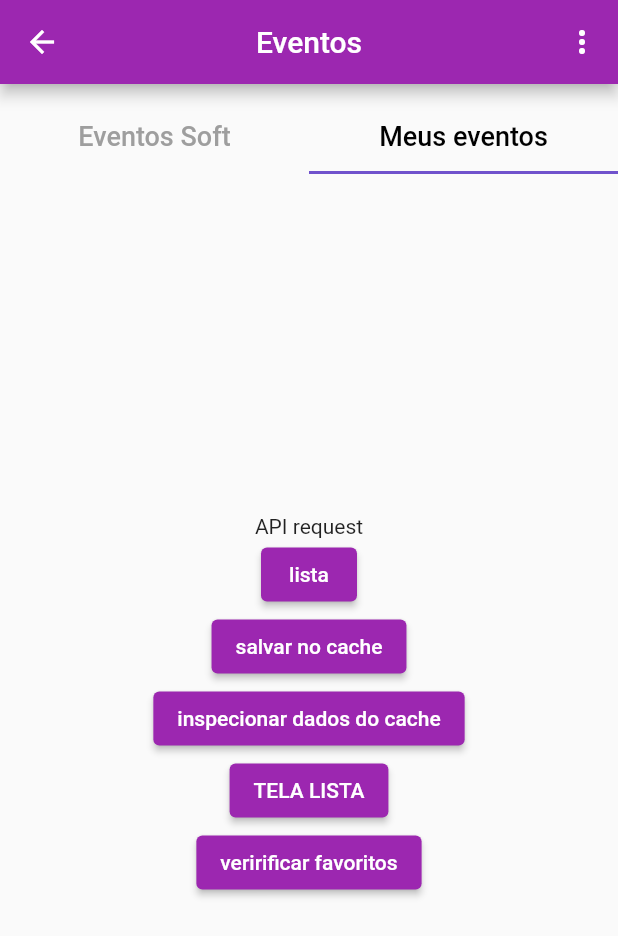
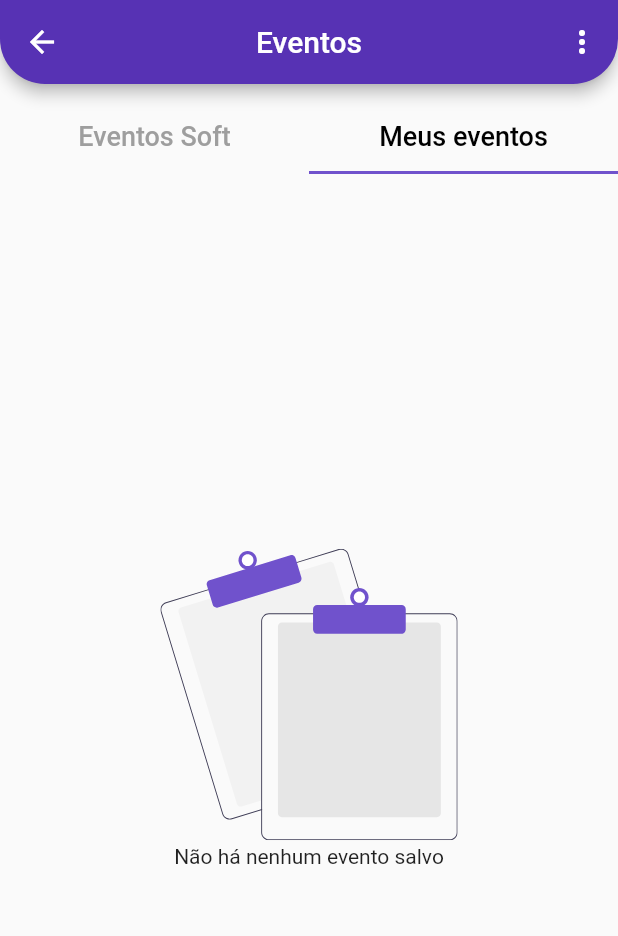
Before and after one commit to brunobertolmota/event_challenge, a Flutter app: the HomePage screen opened by its route, tab 2 chosen, on a phone screen of 412 x 824 dp. Shown: the top 936 px of the screen. Run offline on Flutter 3.47's test engine with Material 2 defaults, Android fonts, the phone set to English and light mode, and no system bars; our stand-ins replace dio, firebase_auth, firebase_core, flutter_dotenv, flutter_native_splash, flutter_svg and 4 more; accounts and stored records are empty; network calls fail.

Commit message:
Tratamento de erro das telas feito

```diff
--- a/lib/app.dart
+++ b/lib/app.dart
@@ -1,4 +1,5 @@
 import 'package:event_challenge/shared/routes/app_routes.dart';
+import 'package:event_challenge/shared/utils/app_colors.dart';
 import 'package:flutter/material.dart';
 
 class MyApp extends StatelessWidget {
@@ -9,7 +10,7 @@ class MyApp extends StatelessWidget {
   Widget build(BuildContext context) {
     return MaterialApp(
       theme: ThemeData(
-        primarySwatch: Colors.purple,
+        primarySwatch: AppColors.eventAppPurple,
       ),
       title: 'Events App',
       routes: Routes.routes(context),
--- a/lib/features/events/views/favorites_event_list.dart
+++ b/lib/features/events/views/favorites_event_list.dart
@@ -1,9 +1,10 @@
-import 'dart:developer';
 import 'package:event_challenge/features/events/controller/events_controller.dart';
 import 'package:event_challenge/features/events/model/events_model.dart';
-import 'package:event_challenge/features/events/views/events_list.dart';
+import 'package:event_challenge/features/events/widgets/event_card.dart';
 import 'package:event_challenge/shared/core/dependencies.dart';
+import 'package:event_challenge/shared/utils/app_assets.dart';
 import 'package:flutter/material.dart';
+import 'package:flutter_svg/flutter_svg.dart';
 
 class FavoriteEventsListPage extends StatelessWidget {
   FavoriteEventsListPage({Key? key}) : super(key: key);
@@ -12,57 +13,67 @@ class FavoriteEventsListPage extends StatelessWidget {
 
   @override
   Widget build(BuildContext context) {
+    void handleTap(EventModel model) {
+      Navigator.of(context).pushNamed(
+        '/eventDetail',
+        arguments: model,
+      );
+    }
+
     return Scaffold(
-      body: Center(
+        body: SafeArea(
+      child: Padding(
+        padding: const EdgeInsets.all(8.0),
         child: FutureBuilder<List<EventModel>>(
-            future: controller.getDataController(),
-            builder: (context, snapshot) {
-              if (snapshot.connectionState == ConnectionState.done) {
-                return SingleChildScrollView(
-                  child: Column(
-                    mainAxisAlignment: MainAxisAlignment.center,
-                    children: <Widget>[
-                      const Text(
-                        'API request',
+          future: controller.loadDataFromCache(),
+          builder: (context, snapshot) {
+            if (snapshot.connectionState == ConnectionState.done) {
+              if (controller.storageFavoriteList.isNotEmpty) {
+                return ListView.builder(
+                  shrinkWrap: true,
+                  itemCount: controller.storageFavoriteList.length,
+                  itemBuilder: (_, index) => GestureDetector(
+                    onTap: () => handleTap(controller.eventList[index]),
+                    child: Card(
+                      elevation: 10,
+                      child: EventCard(
+                        model: controller.storageFavoriteList[index],
                       ),
-                      ElevatedButton(
-                          onPressed: () {
-                            log('lista');
-                            inspect(controller.eventList);
-                          },
-                          child: const Text('lista')),
-                      ElevatedButton(
-                          onPressed: () {
-                            log('salvando dados no cache...');
-                            controller.saveDataInCache();
-                          },
-                          child: const Text('salvar no cache')),
-                      ElevatedButton(
-                          onPressed: () {
-                            inspect(controller.offlineList);
-                          },
-                          child: const Text('inspecionar dados do cache')),
-                      ElevatedButton(
-                          onPressed: () {
-                            Navigator.push(
-                                context,
-                                MaterialPageRoute(
-                                    builder: (context) => EventListPage()));
-                          },
-                          child: const Text('TELA LISTA')),
-                      ElevatedButton(
-                          onPressed: () {
-                            Navigator.pushNamed(context, '/homePage');
-                            inspect(controller.favoriteList);
-                          },
-                          child: const Text('veririficar favoritos')),
-                    ],
+                    ),
                   ),
                 );
               } else {
-                return const CircularProgressIndicator();
+                return _iconEmptylist();
               }
-            }),
+            } else {
+              return const Center(
+                child: CircularProgressIndicator(),
+              );
+            }
+          },
+        ),
+      ),
+    ));
+  }
+
+  // _iconHasError
+  Widget _iconEmptylist() {
+    return Center(
+      child: Column(
+        mainAxisAlignment: MainAxisAlignment.center,
+        children: [
+          Container(
+            constraints: const BoxConstraints(
+              minHeight: 200,
+              minWidth: 200,
+            ),
+            child: SvgPicture.asset(
+              AppImages.iconNoEvent,
+              alignment: Alignment.center,
+            ),
+          ),
+          const Text('Não há nenhum evento salvo')
+        ],
       ),
     );
   }
--- a/lib/features/events/views/home_page.dart
+++ b/lib/features/events/views/home_page.dart
@@ -1,3 +1,5 @@
+import 'dart:developer';
+
 import 'package:event_challenge/features/auth/controller/login_controller.dart';
 import 'package:event_challenge/features/events/controller/events_controller.dart';
 import 'package:event_challenge/features/events/views/events_list.dart';
@@ -28,18 +30,21 @@ class _HomePageState extends State<HomePage> {
       child: Scaffold(
         appBar: AppBar(
           centerTitle: true,
+          shape: const RoundedRectangleBorder(
+            borderRadius: BorderRadius.only(
+              bottomLeft: Radius.circular(30),
+              bottomRight: Radius.circular(30),
+            ),
+          ),
           title: const Text('Eventos'),
           actions: [
             PopupMenuButton(
               itemBuilder: (context) => [
                 PopupMenuItem(
                   child: TextButton(
-                    onPressed: () async {
-                      await auth.signOut();
-                      if (!mounted) {
-                        return;
-                      }
-                      Navigator.pushReplacementNamed(context, '/login');
+                    onPressed: () {
+                      auth.signOut().then((value) =>
+                          Navigator.pushReplacementNamed(context, '/login'));
                     },
                     child: const Text('Sair'),
                   ),
--- a/lib/features/service/shared_preference.dart
+++ b/lib/features/service/shared_preference.dart
@@ -1,10 +1,7 @@
 import 'package:event_challenge/shared/core/client/cache_client.dart';
 import 'package:shared_preferences/shared_preferences.dart';
 
-class SharedPreferenceTestImpl implements LocalStorage {
-  // final SharedPreferences prefs;
-
-  // SharedPreferenceTestImpl({required this.prefs});
+class SharedPreferenceImpl implements LocalStorage {
 
   @override
   Future<void> writeData({required String key, required List<String> list}) async {
--- a/lib/shared/core/client/client.dart
+++ b/lib/shared/core/client/client.dart
@@ -1,7 +1,6 @@
 
-import 'package:event_challenge/shared/core/client/response.dart';
+import 'package:event_challenge/shared/core/client/dio/response.dart';
 
 abstract class ApiClient {
   Future<Response> get({required String path});
-  Future<Response> post({required String path, Map<String, dynamic>? body});
 }
--- a/lib/shared/core/dependencies.dart
+++ b/lib/shared/core/dependencies.dart
@@ -7,7 +7,7 @@ import 'package:event_challenge/features/service/events_service.dart';
 import 'package:event_challenge/features/service/shared_preference.dart';
 import 'package:event_challenge/shared/core/client/cache_client.dart';
 import 'package:event_challenge/shared/core/client/client.dart';
-import 'package:event_challenge/shared/core/client/dio_implement.dart';
+import 'package:event_challenge/shared/core/client/dio/dio_implement.dart';
 import 'package:firebase_auth/firebase_auth.dart';
 import 'package:get_it/get_it.dart';
 
@@ -29,7 +29,7 @@ class ServiceLocator {
     );
 
     getIt.registerFactory<LocalStorage>(
-      () => SharedPreferenceTestImpl(),
+      () => SharedPreferenceImpl(),
     );
     // getIt.registerFactory<CacheStore>(
     //   () => SharedPreferenceTestImpl(prefs: getIt<SharedPreferences>()),
--- a/lib/shared/error/errors.dart
+++ b/lib/shared/error/errors.dart
@@ -5,3 +5,5 @@ class NotFoundException implements Exception{}
 class InternalServerException implements Exception{}
 
 class UnknownEception implements Exception{}
+
+class NoInternetConnection implements Exception{}
--- a/lib/shared/utils/app_colors.dart
+++ b/lib/shared/utils/app_colors.dart
@@ -1,6 +1,21 @@
 import 'package:flutter/material.dart';
 
 abstract class AppColors {
+  static MaterialColor eventAppPurple =
+    const MaterialColor(0xFF5732B4, <int, Color> {
+      50: Color(0xffebe6f6),
+      100: Color(0xffcdc2e9),
+      200: Color(0xffab99da),
+      300: Color(0xff8970cb),
+      400: Color(0xff7051bf),
+      500: Color(0xff5732b4),
+      600: Color(0xff4f2dad),
+      700: Color(0xff4626a4),
+      800: Color(0xff3c1f9c),
+      900: Color(0xff2c138c),
+    });
+
+
   static const Color purple = Color.fromRGBO(112, 82, 204, 1);
   static const Color white = Color.fromRGBO(255, 255, 255, 1);
 }
```
Also changed, not shown: lib/features/events/controller/events_controller.dart (+13 -38 lines), lib/features/events/views/events_list.dart (+59 -7 lines), lib/features/service/events_service.dart (+0 -13 lines), lib/shared/core/client/dio/dio_implement.dart (added, +29 -0 lines), lib/shared/core/client/dio_implement.dart (deleted, +0 -25 lines), lib/shared/core/client/dio/response.dart (renamed from lib/shared/core/client/response.dart).
